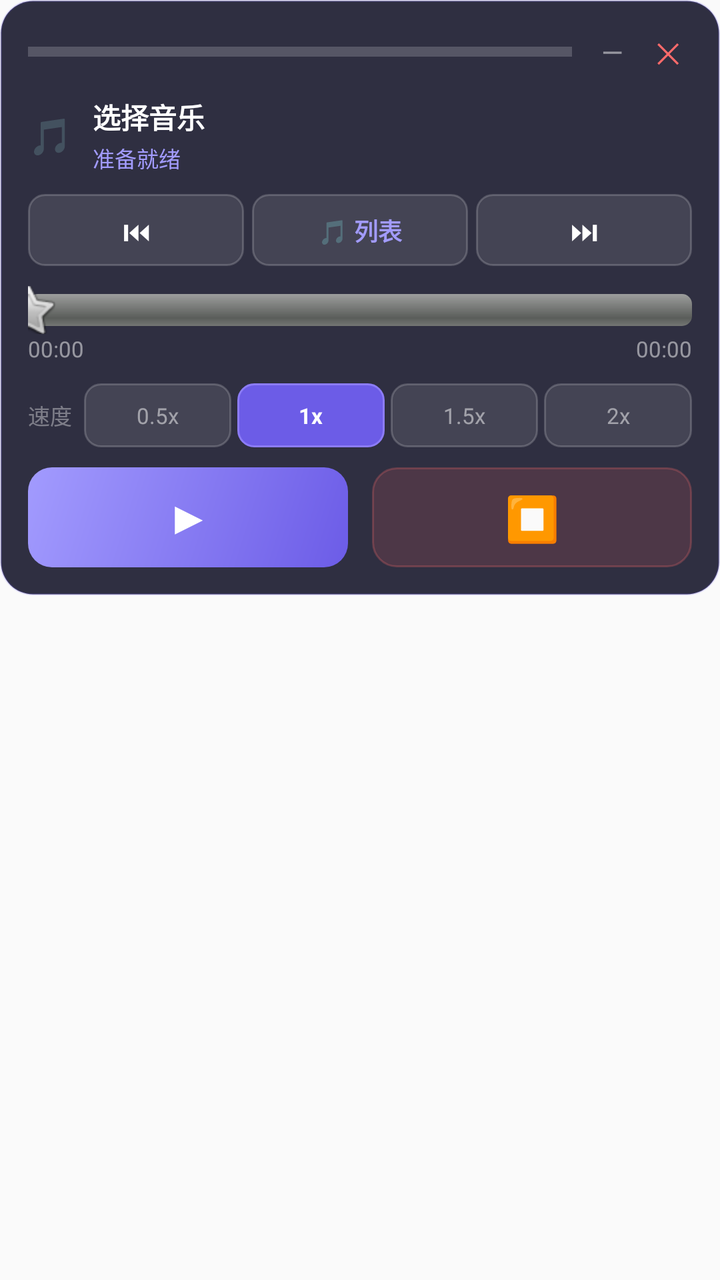
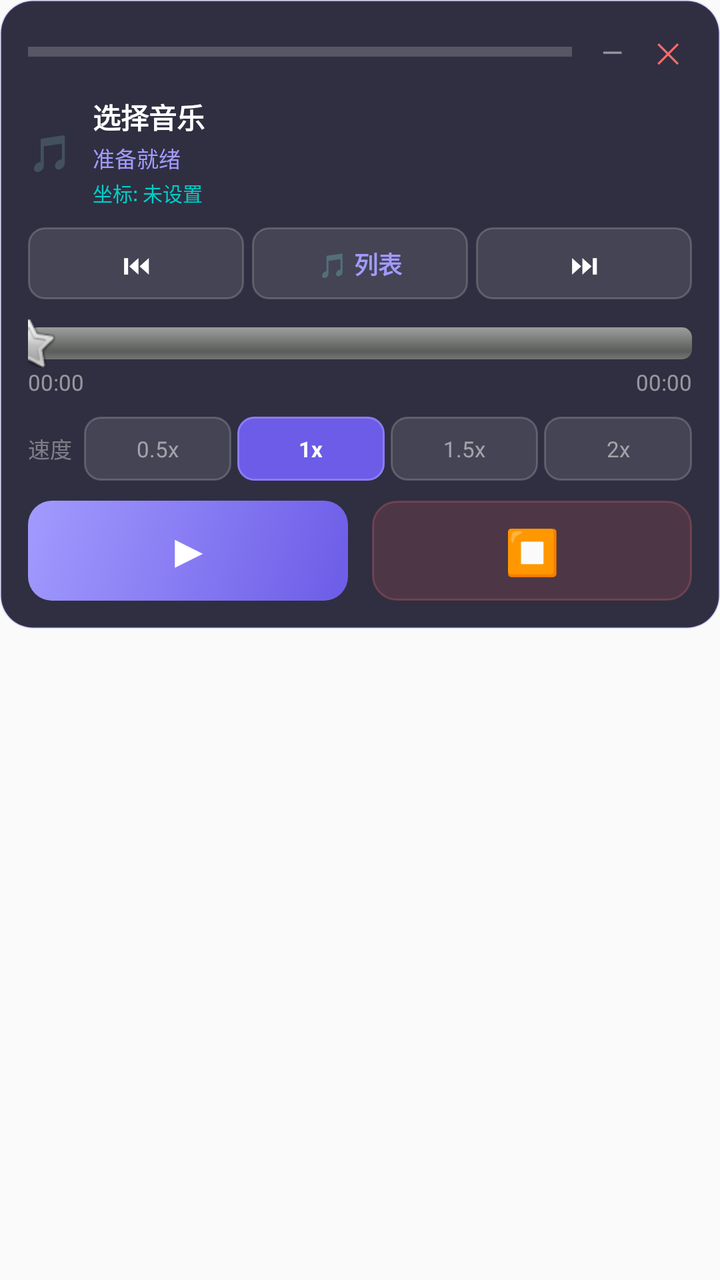

Compare the two renders of this Android layout. The source of the first and the diff that turns it into the second are given below.
<!-- AndroidManifest.xml: application theme Theme.Magicpinao -->
<!-- res/layout/floating_player_view.xml -->
<?xml version="1.0" encoding="utf-8"?>
<FrameLayout xmlns:android="http://schemas.android.com/apk/res/android"
    android:layout_width="wrap_content"
    android:layout_height="wrap_content"
    android:padding="0dp">

    
    <LinearLayout
        android:id="@+id/rootLayout"
        android:layout_width="match_parent"
        android:layout_height="wrap_content"
        android:orientation="vertical"
        android:background="@drawable/floating_player_bg"
        android:padding="14dp"
        android:elevation="16dp">

        
        <LinearLayout
            android:id="@+id/dragHandle"
            android:layout_width="match_parent"
            android:layout_height="wrap_content"
            android:gravity="center_vertical"
            android:orientation="horizontal"
            android:layout_marginBottom="10dp">

            <View
                android:layout_width="0dp"
                android:layout_height="5dp"
                android:layout_weight="1"
                android:background="#30FFFFFF"
                android:layout_gravity="center" />

            <TextView
                android:id="@+id/btnCollapse"
                android:layout_width="24dp"
                android:layout_height="24dp"
                android:gravity="center"
                android:text="—"
                android:textColor="#80FFFFFF"
                android:textSize="14sp"
                android:clickable="true"
                android:focusable="true"
                android:layout_marginStart="8dp" />

            <TextView
                android:id="@+id/btnClose"
                android:layout_width="24dp"
                android:layout_height="24dp"
                android:gravity="center"
                android:text="✕"
                android:textColor="#FF6B6B"
                android:textSize="14sp"
                android:clickable="true"
                android:focusable="true"
                android:layout_marginStart="4dp" />
        </LinearLayout>

        
        <LinearLayout
            android:layout_width="match_parent"
            android:layout_height="wrap_content"
            android:orientation="horizontal"
            android:gravity="center_vertical"
            android:layout_marginBottom="10dp">

            <TextView
                android:id="@+id/tvPlayingIcon"
                android:layout_width="wrap_content"
                android:layout_height="wrap_content"
                android:text="🎵"
                android:textSize="18sp"
                android:layout_marginEnd="10dp" />

            <LinearLayout
                android:layout_width="0dp"
                android:layout_height="wrap_content"
                android:layout_weight="1"
                android:orientation="vertical">

                <TextView
                    android:id="@+id/tvMusicTitle"
                    android:layout_width="match_parent"
                    android:layout_height="wrap_content"
                    android:text="选择音乐"
                    android:textColor="#FFFFFF"
                    android:textSize="14sp"
                    android:textStyle="bold"
                    android:maxLines="1"
                    android:ellipsize="end" />

                <TextView
                    android:id="@+id/tvStatus"
                    android:layout_width="match_parent"
                    android:layout_height="wrap_content"
                    android:text="准备就绪"
                    android:textColor="#A29BFE"
                    android:textSize="11sp"
                    android:layout_marginTop="2dp" />
            </LinearLayout>
        </LinearLayout>

        
        <LinearLayout
            android:layout_width="match_parent"
            android:layout_height="36dp"
            android:orientation="horizontal"
            android:gravity="center"
            android:layout_marginBottom="10dp">

            <TextView
                android:id="@+id/btnPrev"
                android:layout_width="0dp" android:layout_height="match_parent"
                android:layout_weight="1"
                android:gravity="center"
                android:background="@drawable/btn_speed_bg"
                android:text="⏮"
                android:textColor="#FFFFFF" android:textSize="14sp"
                android:clickable="true" android:focusable="true" />

            <TextView
                android:id="@+id/btnMusicList"
                android:layout_width="0dp" android:layout_height="match_parent"
                android:layout_weight="1"
                android:gravity="center"
                android:background="@drawable/btn_speed_bg"
                android:text="🎵 列表"
                android:textColor="#A29BFE" android:textSize="12sp" android:textStyle="bold"
                android:clickable="true" android:focusable="true"
                android:layout_marginHorizontal="4dp" />

            <TextView
                android:id="@+id/btnNext"
                android:layout_width="0dp" android:layout_height="match_parent"
                android:layout_weight="1"
                android:gravity="center"
                android:background="@drawable/btn_speed_bg"
                android:text="⏭"
                android:textColor="#FFFFFF" android:textSize="14sp"
                android:clickable="true" android:focusable="true" />
        </LinearLayout>

        
        <LinearLayout
            android:layout_width="match_parent"
            android:layout_height="wrap_content"
            android:orientation="vertical"
            android:layout_marginBottom="10dp">

            <SeekBar
                android:id="@+id/progressBar"
                android:layout_width="match_parent"
                android:layout_height="24dp"
                android:max="1000"
                android:progress="0"
                android:progressDrawable="@android:drawable/progress_horizontal"
                android:thumb="@android:drawable/btn_star"
                android:splitTrack="false"
                android:paddingStart="0dp"
                android:paddingEnd="0dp" />

            <LinearLayout
                android:layout_width="match_parent"
                android:layout_height="wrap_content"
                android:orientation="horizontal">

                <TextView
                    android:id="@+id/tvCurrentTime"
                    android:layout_width="0dp" android:layout_height="wrap_content"
                    android:layout_weight="1"
                    android:text="00:00"
                    android:textColor="#80FFFFFF" android:textSize="11sp" />

                <TextView
                    android:id="@+id/tvTotalTime"
                    android:layout_width="wrap_content"
                    android:layout_height="wrap_content"
                    android:text="00:00"
                    android:textColor="#80FFFFFF" android:textSize="11sp" />
            </LinearLayout>
        </LinearLayout>

        
        <LinearLayout
            android:layout_width="match_parent"
            android:layout_height="32dp"
            android:orientation="horizontal"
            android:gravity="center"
            android:layout_marginBottom="10dp">

            <TextView
                android:layout_width="wrap_content" android:layout_height="wrap_content"
                android:text="速度" android:textColor="#60FFFFFF" android:textSize="11sp"
                android:layout_marginEnd="6dp" />

            <TextView
                android:id="@+id/btnSpeed05"
                android:layout_width="0dp" android:layout_height="match_parent"
                android:layout_weight="1"
                android:gravity="center"
                android:background="@drawable/btn_speed_bg"
                android:text="0.5x" android:textColor="#80FFFFFF" android:textSize="11sp"
                android:clickable="true" android:focusable="true" />

            <TextView
                android:id="@+id/btnSpeed1"
                android:layout_width="0dp" android:layout_height="match_parent"
                android:layout_weight="1"
                android:gravity="center"
                android:background="@drawable/btn_speed_active_bg"
                android:text="1x" android:textColor="#FFFFFF" android:textSize="11sp" android:textStyle="bold"
                android:clickable="true" android:focusable="true"
                android:layout_marginHorizontal="3dp" />

            <TextView
                android:id="@+id/btnSpeed15"
                android:layout_width="0dp" android:layout_height="match_parent"
                android:layout_weight="1"
                android:gravity="center"
                android:background="@drawable/btn_speed_bg"
                android:text="1.5x" android:textColor="#80FFFFFF" android:textSize="11sp"
                android:clickable="true" android:focusable="true" />

            <TextView
                android:id="@+id/btnSpeed2"
                android:layout_width="0dp" android:layout_height="match_parent"
                android:layout_weight="1"
                android:gravity="center"
                android:background="@drawable/btn_speed_bg"
                android:text="2x" android:textColor="#80FFFFFF" android:textSize="11sp"
                android:clickable="true" android:focusable="true"
                android:layout_marginStart="3dp" />
        </LinearLayout>

        
        <LinearLayout
            android:layout_width="match_parent"
            android:layout_height="50dp"
            android:orientation="horizontal"
            android:gravity="center">

            <LinearLayout
                android:id="@+id/btnPauseResume"
                android:layout_width="0dp" android:layout_height="match_parent"
                android:layout_weight="1"
                android:gravity="center"
                android:background="@drawable/btn_play_bg"
                android:clickable="true" android:focusable="true"
                android:layout_marginEnd="6dp">

                <TextView
                    android:id="@+id/btnPauseResumeIcon"
                    android:layout_width="wrap_content" android:layout_height="wrap_content"
                    android:text="▶"
                    android:textColor="#FFFFFF" android:textSize="22sp" android:textStyle="bold" />
            </LinearLayout>

            <LinearLayout
                android:id="@+id/btnStop"
                android:layout_width="0dp" android:layout_height="match_parent"
                android:layout_weight="1"
                android:gravity="center"
                android:background="@drawable/btn_stop_bg"
                android:clickable="true" android:focusable="true"
                android:layout_marginStart="6dp">

                <TextView
                    android:layout_width="wrap_content" android:layout_height="wrap_content"
                    android:text="⏹"
                    android:textColor="#FF6B6B" android:textSize="22sp" />
            </LinearLayout>
        </LinearLayout>
    </LinearLayout>

    
    <LinearLayout
        android:id="@+id/musicListPanel"
        android:layout_width="280dp"
        android:layout_height="280dp"
        android:orientation="vertical"
        android:background="@drawable/floating_player_bg"
        android:padding="10dp"
        android:elevation="20dp"
        android:visibility="gone">

        <LinearLayout
            android:layout_width="match_parent" android:layout_height="wrap_content"
            android:orientation="horizontal" android:gravity="center_vertical"
            android:layout_marginBottom="8dp">

            <TextView
                android:layout_width="0dp" android:layout_height="wrap_content"
                android:layout_weight="1"
                android:text="🎵 音乐列表"
                android:textColor="#FFFFFF" android:textSize="14sp" android:textStyle="bold" />

            <TextView
                android:id="@+id/tvResultCount"
                android:layout_width="wrap_content" android:layout_height="wrap_content"
                android:text="" android:textColor="#60FFFFFF" android:textSize="11sp" />
        </LinearLayout>

        
        <LinearLayout
            android:layout_width="match_parent" android:layout_height="38dp"
            android:orientation="horizontal" android:gravity="center_vertical"
            android:background="#1AFFFFFF" android:paddingHorizontal="10dp"
            android:layout_marginBottom="8dp">

            <TextView
                android:layout_width="wrap_content" android:layout_height="wrap_content"
                android:text="🔍" android:textSize="13sp"
                android:layout_marginEnd="8dp" />

            <EditText
                android:id="@+id/etSearch"
                android:layout_width="0dp" android:layout_height="match_parent"
                android:layout_weight="1"
                android:background="@null"
                android:textColor="#FFFFFF" android:textColorHint="#50FFFFFF"
                android:textSize="13sp"
                android:hint="搜索音乐..."
                android:maxLines="1"
                android:singleLine="true"
                android:imeOptions="actionSearch"
                android:inputType="text" />
        </LinearLayout>

        <FrameLayout
            android:layout_width="match_parent" android:layout_height="0dp"
            android:layout_weight="1">

            <ListView
                android:id="@+id/musicListView"
                android:layout_width="match_parent" android:layout_height="match_parent"
                android:divider="#10FFFFFF" android:dividerHeight="1dp"
                android:cacheColorHint="#00000000"
                android:listSelector="#20A29BFE"
                android:padding="4dp" />

            <TextView
                android:id="@+id/tvEmptyMusic"
                android:layout_width="match_parent" android:layout_height="match_parent"
                android:text="暂无音乐"
                android:textColor="#50FFFFFF" android:textSize="13sp"
                android:gravity="center" android:visibility="gone" />
        </FrameLayout>
    </LinearLayout>
</FrameLayout>
<!-- resources referenced by this layout -->
<resources>
  <!-- drawable btn_play_bg (drawable) -->
  <?xml version="1.0" encoding="utf-8"?>
  <shape xmlns:android="http://schemas.android.com/apk/res/android" android:shape="rectangle">
      <corners android:radius="12dp" />
      <gradient android:startColor="#6C5CE7" android:endColor="#A29BFE" android:angle="135" />
  </shape>
  <!-- drawable btn_speed_active_bg (drawable) -->
  <?xml version="1.0" encoding="utf-8"?>
  <shape xmlns:android="http://schemas.android.com/apk/res/android" android:shape="rectangle">
      <corners android:radius="8dp" />
      <solid android:color="#6C5CE7" />
      <stroke android:width="1dp" android:color="#8C7CF7" />
  </shape>
  <!-- drawable btn_speed_bg (drawable) -->
  <?xml version="1.0" encoding="utf-8"?>
  <shape xmlns:android="http://schemas.android.com/apk/res/android" android:shape="rectangle">
      <corners android:radius="8dp" />
      <solid android:color="#1AFFFFFF" />
      <stroke android:width="1dp" android:color="#30FFFFFF" />
  </shape>
  <!-- drawable btn_stop_bg (drawable) -->
  <?xml version="1.0" encoding="utf-8"?>
  <shape xmlns:android="http://schemas.android.com/apk/res/android" android:shape="rectangle">
      <corners android:radius="12dp" />
      <solid android:color="#25FF6B6B" />
      <stroke android:width="1dp" android:color="#40FF6B6B" />
  </shape>
  <!-- drawable floating_player_bg (drawable) -->
  <?xml version="1.0" encoding="utf-8"?>
  <shape xmlns:android="http://schemas.android.com/apk/res/android"
      android:shape="rectangle">
      <solid android:color="#E61A1A2E" />
      <corners android:radius="16dp" />
      <stroke
          android:width="1dp"
          android:color="#306C5CE7" />
  </shape>
  <style name="Theme.Magicpinao" parent="android:Theme.Material.Light.NoActionBar" />
</resources>

<!-- the commit's change to res/layout/floating_player_view.xml (unified diff, before → after) -->
@@ -96,6 +96,17 @@
                     android:textColor="#A29BFE"
                     android:textSize="11sp"
                     android:layout_marginTop="2dp" />
+
+                <TextView
+                    android:id="@+id/tvCoordScheme"
+                    android:layout_width="match_parent"
+                    android:layout_height="wrap_content"
+                    android:text="坐标: 未设置"
+                    android:textColor="#00CEC9"
+                    android:textSize="10sp"
+                    android:layout_marginTop="2dp"
+                    android:maxLines="1"
+                    android:ellipsize="end" />
             </LinearLayout>
         </LinearLayout>
 
